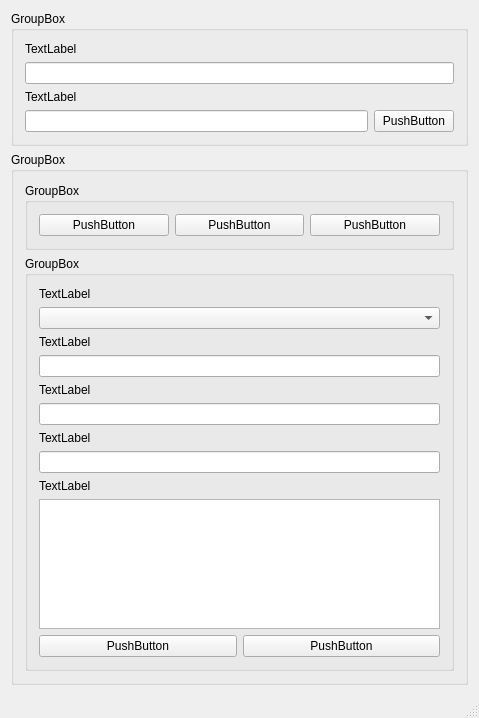
snobw/keeppass, file keeppass.ui: the form before one commit.
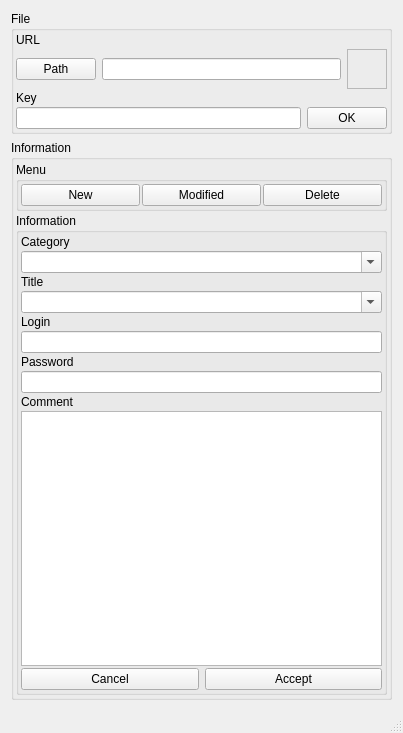
The form after the commit.

Commit message: add names and label on the ui

What changed in the file:
```diff
--- a/keeppass.ui
+++ b/keeppass.ui
@@ -6,8 +6,8 @@
    <rect>
     <x>0</x>
     <y>0</y>
-    <width>479</width>
-    <height>718</height>
+    <width>403</width>
+    <height>733</height>
    </rect>
   </property>
   <property name="windowTitle">
@@ -20,23 +20,65 @@
       <item>
        <widget class="QGroupBox" name="groupBox">
         <property name="title">
-         <string>GroupBox</string>
+         <string>File</string>
         </property>
         <layout class="QVBoxLayout" name="verticalLayout_7">
+         <property name="spacing">
+          <number>2</number>
+         </property>
+         <property name="leftMargin">
+          <number>2</number>
+         </property>
+         <property name="topMargin">
+          <number>2</number>
+         </property>
+         <property name="rightMargin">
+          <number>2</number>
+         </property>
+         <property name="bottomMargin">
+          <number>2</number>
+         </property>
          <item>
           <widget class="QLabel" name="label_6">
            <property name="text">
-            <string>TextLabel</string>
+            <string>URL</string>
            </property>
           </widget>
          </item>
          <item>
-          <widget class="QLineEdit" name="lineEdit_5"/>
+          <layout class="QHBoxLayout" name="horizontalLayout_5">
+           <item>
+            <widget class="QPushButton" name="btURL">
+             <property name="text">
+              <string>Path</string>
+             </property>
+            </widget>
+           </item>
+           <item>
+            <widget class="QLineEdit" name="leURL"/>
+           </item>
+           <item>
+            <widget class="QFrame" name="frLogo">
+             <property name="minimumSize">
+              <size>
+               <width>40</width>
+               <height>40</height>
+              </size>
+             </property>
+             <property name="frameShape">
+              <enum>QFrame::StyledPanel</enum>
+             </property>
+             <property name="frameShadow">
+              <enum>QFrame::Raised</enum>
+             </property>
+            </widget>
+           </item>
+          </layout>
          </item>
          <item>
           <widget class="QLabel" name="label_7">
            <property name="text">
-            <string>TextLabel</string>
+            <string>Key</string>
            </property>
           </widget>
          </item>
@@ -48,7 +90,7 @@
            <item>
             <widget class="QPushButton" name="pushButton">
              <property name="text">
-              <string>PushButton</string>
+              <string>OK</string>
              </property>
             </widget>
            </item>
@@ -60,33 +102,63 @@
       <item>
        <widget class="QGroupBox" name="groupBox_2">
         <property name="title">
-         <string>GroupBox</string>
+         <string>Information</string>
         </property>
         <layout class="QVBoxLayout" name="verticalLayout_4">
+         <property name="spacing">
+          <number>2</number>
+         </property>
+         <property name="leftMargin">
+          <number>2</number>
+         </property>
+         <property name="topMargin">
+          <number>2</number>
+         </property>
+         <property name="rightMargin">
+          <number>2</number>
+         </property>
+         <property name="bottomMargin">
+          <number>2</number>
+         </property>
          <item>
           <widget class="QGroupBox" name="groupBox_3">
            <property name="title">
-            <string>GroupBox</string>
+            <string>Menu</string>
            </property>
            <layout class="QHBoxLayout" name="horizontalLayout">
+            <property name="spacing">
+             <number>2</number>
+            </property>
+            <property name="leftMargin">
+             <number>2</number>
+            </property>
+            <property name="topMargin">
+             <number>2</number>
+            </property>
+            <property name="rightMargin">
+             <number>2</number>
+            </property>
+            <property name="bottomMargin">
+             <number>2</number>
+            </property>
             <item>
              <widget class="QPushButton" name="pushButton_2">
               <property name="text">
-               <string>PushButton</string>
+               <string>New</string>
               </property>
              </widget>
             </item>
             <item>
              <widget class="QPushButton" name="pushButton_4">
               <property name="text">
-               <string>PushButton</string>
+               <string>Modified</string>
               </property>
              </widget>
             </item>
             <item>
              <widget class="QPushButton" name="pushButton_3">
               <property name="text">
-               <string>PushButton</string>
+               <string>Delete</string>
               </property>
              </widget>
             </item>
@@ -96,33 +168,56 @@
          <item>
           <widget class="QGroupBox" name="groupBox_4">
            <property name="title">
-            <string>GroupBox</string>
+            <string>Information</string>
            </property>
            <layout class="QVBoxLayout" name="verticalLayout_5">
+            <property name="spacing">
+             <number>2</number>
+            </property>
+            <property name="leftMargin">
+             <number>2</number>
+            </property>
+            <property name="topMargin">
+             <number>2</number>
+            </property>
+            <property name="rightMargin">
+             <number>2</number>
+            </property>
+            <property name="bottomMargin">
+             <number>2</number>
+            </property>
             <item>
              <widget class="QLabel" name="label_5">
               <property name="text">
-               <string>TextLabel</string>
+               <string>Category</string>
               </property>
              </widget>
             </item>
             <item>
-             <widget class="QComboBox" name="comboBox"/>
+             <widget class="QComboBox" name="cbCategori">
+              <property name="editable">
+               <bool>true</bool>
+              </property>
+             </widget>
             </item>
             <item>
              <widget class="QLabel" name="label_4">
               <property name="text">
-               <string>TextLabel</string>
+               <string>Title</string>
               </property>
              </widget>
             </item>
             <item>
-             <widget class="QLineEdit" name="lineEdit_2"/>
+             <widget class="QComboBox" name="cbTitle">
+              <property name="editable">
+               <bool>true</bool>
+              </property>
+             </widget>
             </item>
             <item>
              <widget class="QLabel" name="label_3">
               <property name="text">
-               <string>TextLabel</string>
+               <string>Login</string>
               </property>
              </widget>
             </item>
@@ -132,7 +227,7 @@
             <item>
              <widget class="QLabel" name="label_2">
               <property name="text">
-               <string>TextLabel</string>
+               <string>Password</string>
               </property>
              </widget>
             </item>
@@ -142,7 +237,7 @@
             <item>
              <widget class="QLabel" name="label">
               <property name="text">
-               <string>TextLabel</string>
+               <string>Comment</string>
               </property>
              </widget>
             </item>
@@ -154,14 +249,14 @@
               <item>
                <widget class="QPushButton" name="pushButton_6">
                 <property name="text">
-                 <string>PushButton</string>
+                 <string>Cancel</string>
                 </property>
                </widget>
               </item>
               <item>
                <widget class="QPushButton" name="pushButton_5">
                 <property name="text">
-                 <string>PushButton</string>
+                 <string>Accept</string>
                 </property>
                </widget>
               </item>
```
Left out of the diff: 46 changed lines with no effect on the pictures.
